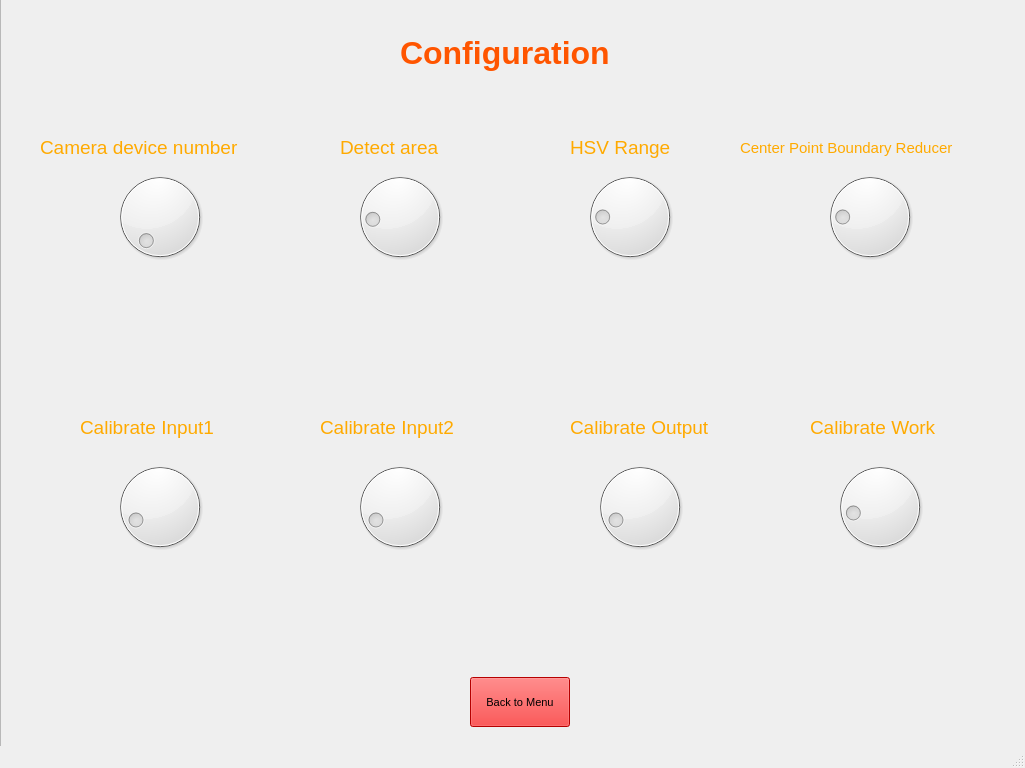
This is Gui_Project/GuiLayout.ui in moosinyismyhappy/CN405-Craftsman as Qt 5 draws it before an edit. The edited form follows.
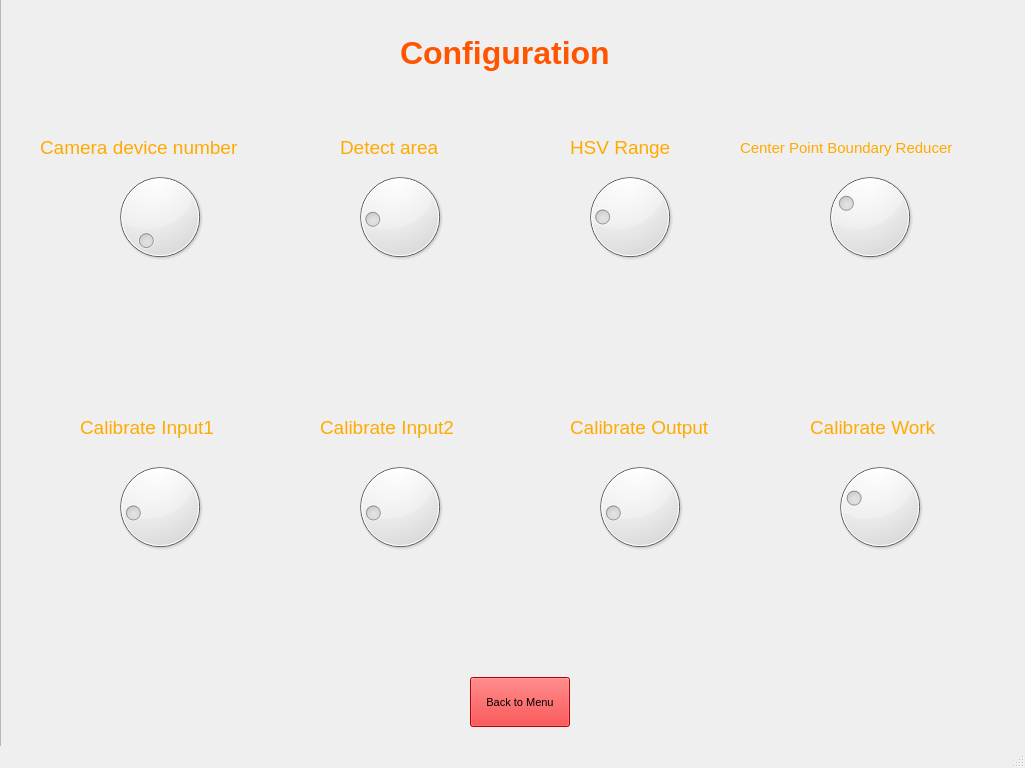
This is the edited form. The open tabs and pages were chosen to show the change.

```diff
--- a/Gui_Project/GuiLayout.ui
+++ b/Gui_Project/GuiLayout.ui
@@ -1446,7 +1446,7 @@
         <number>100</number>
        </property>
        <property name="value">
-        <number>15</number>
+        <number>20</number>
        </property>
       </widget>
       <widget class="QDial" name="dial_calibrate_output">
@@ -1471,7 +1471,7 @@
         <number>100</number>
        </property>
        <property name="value">
-        <number>15</number>
+        <number>20</number>
        </property>
       </widget>
       <widget class="QDial" name="dial_calibrate_work">
@@ -1496,7 +1496,7 @@
         <number>100</number>
        </property>
        <property name="value">
-        <number>20</number>
+        <number>30</number>
        </property>
       </widget>
       <widget class="QLabel" name="text_dial_calibrate_input2">
@@ -1606,9 +1606,9 @@
       <widget class="QLabel" name="text_dial_detect_area">
        <property name="geometry">
         <rect>
-         <x>380</x>
+         <x>360</x>
          <y>270</y>
-         <width>51</width>
+         <width>71</width>
          <height>41</height>
         </rect>
        </property>
@@ -1724,7 +1724,7 @@
         <number>100</number>
        </property>
        <property name="value">
-        <number>15</number>
+        <number>20</number>
        </property>
       </widget>
       <widget class="QLabel" name="text_dial_calibrate_input1">
@@ -1799,7 +1799,7 @@
         <number>50</number>
        </property>
        <property name="value">
-        <number>10</number>
+        <number>15</number>
        </property>
       </widget>
       <widget class="QLabel" name="text_dial_center_point_boundary">
```
